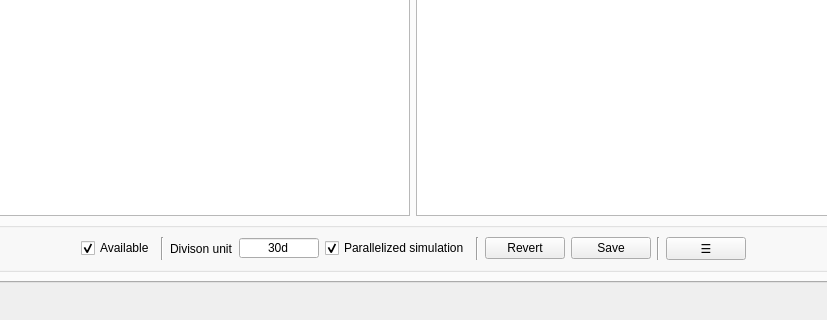
The window that user_interface.ui (cunarist/solie) describes before a commit, drawn with Qt 5; both pictures show x 227 to 1054 and y 400 to 720 of the 1280 by 720 pixel window.
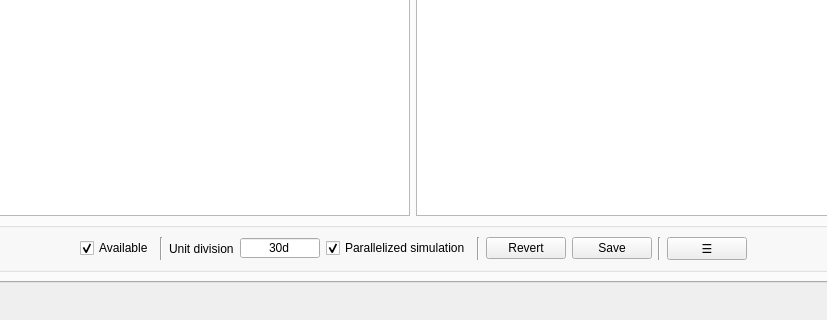
The same window after the commit. The open tabs and pages were chosen to show the change. Icons and pictures are not drawn. Custom widgets are drawn as their Qt base class.

What changed in the file:
```diff
--- a/user_interface.ui
+++ b/user_interface.ui
@@ -1200,7 +1200,7 @@
              <item>
               <widget class="QLabel" name="label_43">
                <property name="text">
-                <string>Divison unit</string>
+                <string>Unit division</string>
                </property>
               </widget>
              </item>
```
